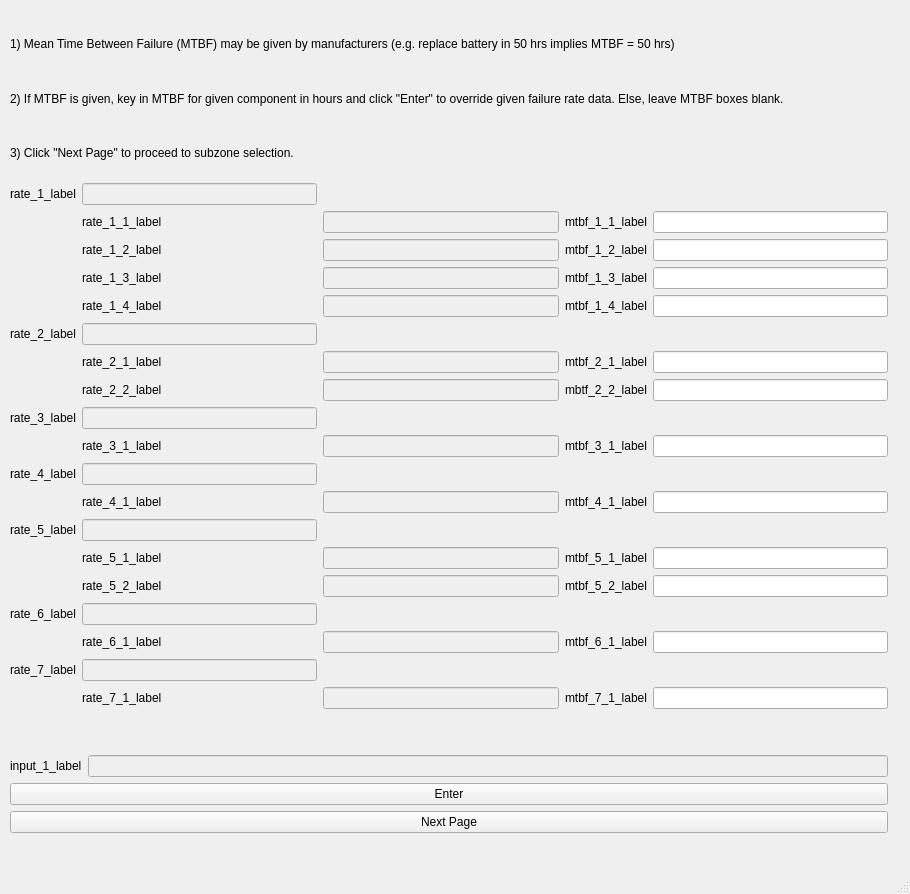
First picture: the form in UI/FYP_v2_2.ui, repository ssjh96/FYP_UAV_Reliability_Calculator, before the edit.
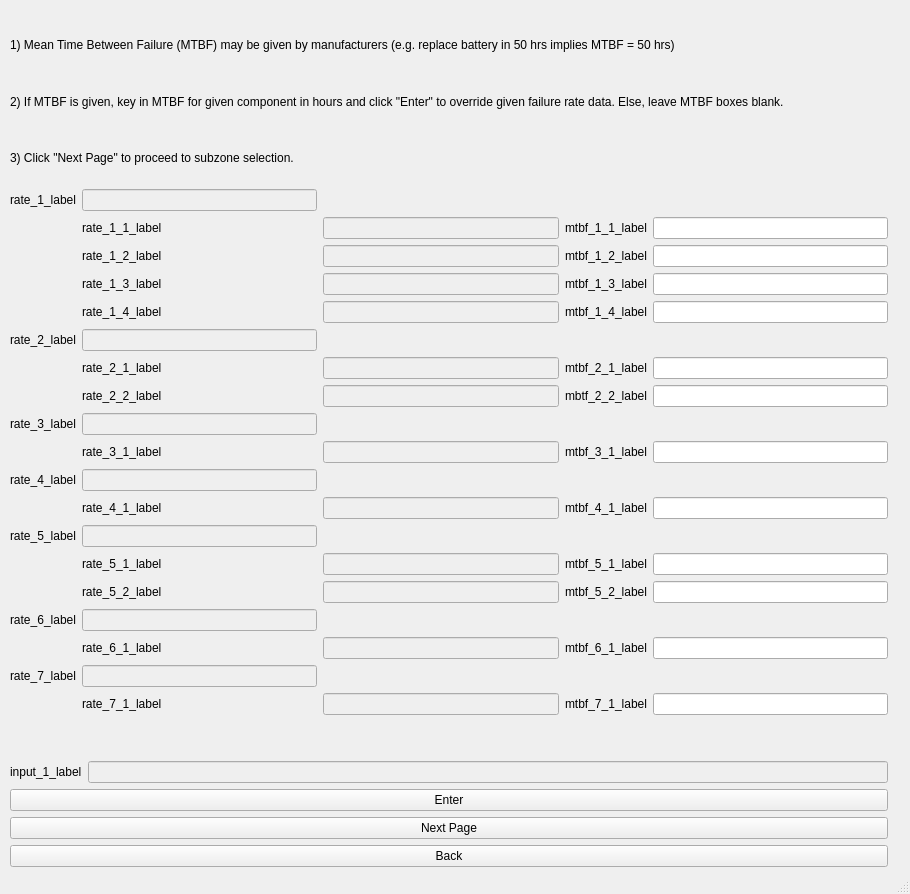
Second picture: the form after the edit.

What changed in the file:
```diff
--- a/UI/FYP_v2_2.ui
+++ b/UI/FYP_v2_2.ui
@@ -20,7 +20,7 @@
       <x>10</x>
       <y>20</y>
       <width>878</width>
-      <height>813</height>
+      <height>847</height>
      </rect>
     </property>
     <layout class="QVBoxLayout" name="verticalLayout">
@@ -1030,6 +1030,13 @@
        </property>
       </widget>
      </item>
+     <item>
+      <widget class="QPushButton" name="back_button">
+       <property name="text">
+        <string>Back</string>
+       </property>
+      </widget>
+     </item>
     </layout>
    </widget>
   </widget>
```
